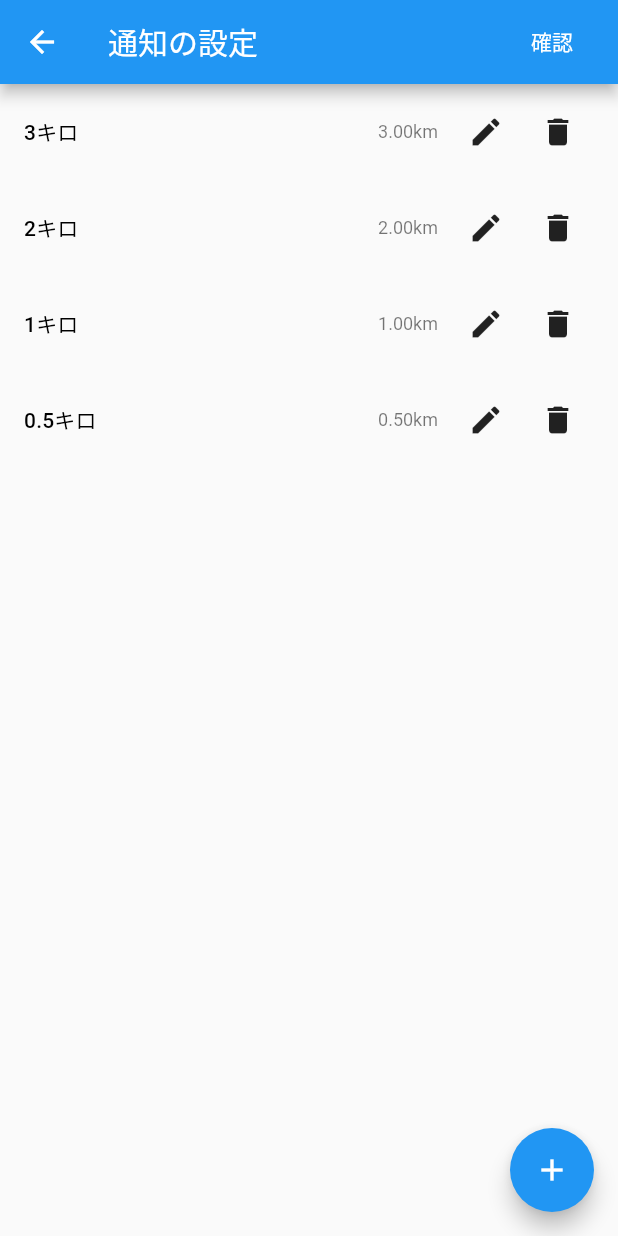
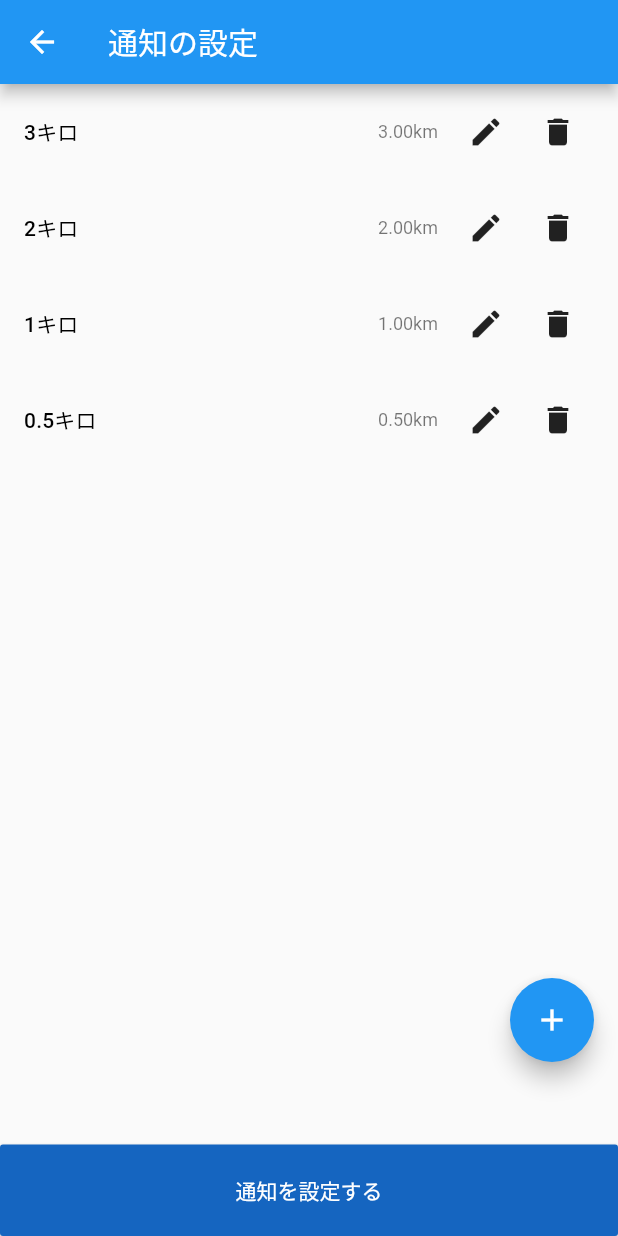
Before and after one commit to noboru-i/omukae, a Flutter app: the SelectNotificationPage screen opened directly, on a phone screen of 412 x 824 dp. Run offline on Flutter 3.47's test engine with Material 2 defaults, Android fonts, the phone set to English and light mode, and no system bars; our stand-ins replace flutter_local_notifications, geolocator, google_maps_flutter, shared_preferences; missing offline and left inert: geofencing; accounts and stored records are empty.

Commit message:
show bottom button

```diff
--- a/lib/pages/select_notification_page.dart
+++ b/lib/pages/select_notification_page.dart
@@ -45,15 +45,6 @@ class _SelectNotificationPageState extends State<SelectNotificationPage> {
     return Scaffold(
       appBar: AppBar(
         title: Text('通知の設定'),
-        actions: [
-          FlatButton(
-            child: const Text(
-              "確認",
-              style: TextStyle(color: Colors.white),
-            ),
-            onPressed: _moveToNext,
-          ),
-        ],
       ),
       body: Column(
         crossAxisAlignment: CrossAxisAlignment.stretch,
@@ -75,9 +66,20 @@ class _SelectNotificationPageState extends State<SelectNotificationPage> {
               key: _key,
             ),
           ),
+          RaisedButton(
+            padding: EdgeInsets.all(20.0),
+            onPressed: _moveToNext,
+            color: Colors.blue[800],
+            child: const Text(
+              '通知を設定する',
+              style: TextStyle(color: Colors.white),
+            ),
+          ),
         ],
       ),
-      floatingActionButton: FloatingActionButton(
+      floatingActionButton: Container(
+        padding: EdgeInsets.only(bottom: 100.0),
+        child: FloatingActionButton(
           child: Icon(Icons.add),
           onPressed: () async {
             var newMessage = await showInputDialog(context: context);
@@ -85,6 +87,7 @@ class _SelectNotificationPageState extends State<SelectNotificationPage> {
               _key.currentState._add(newMessage);
             }
           },
+        ),
       ),
     );
   }
```
Lines whose indentation alone changed are shown as unchanged.
